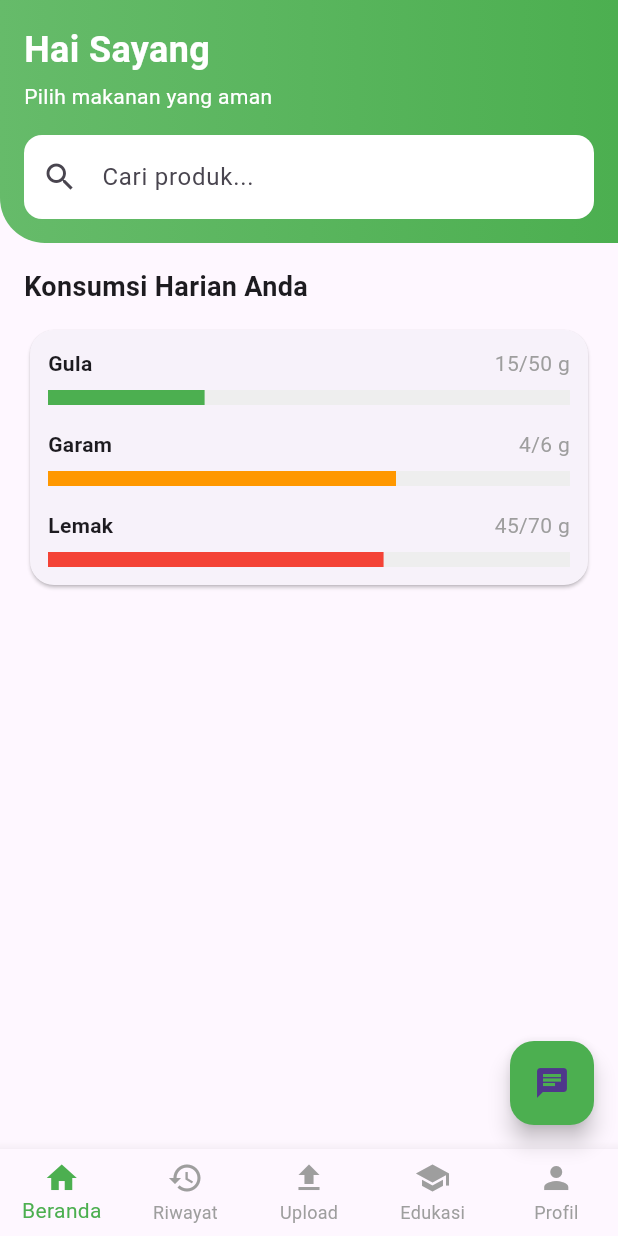
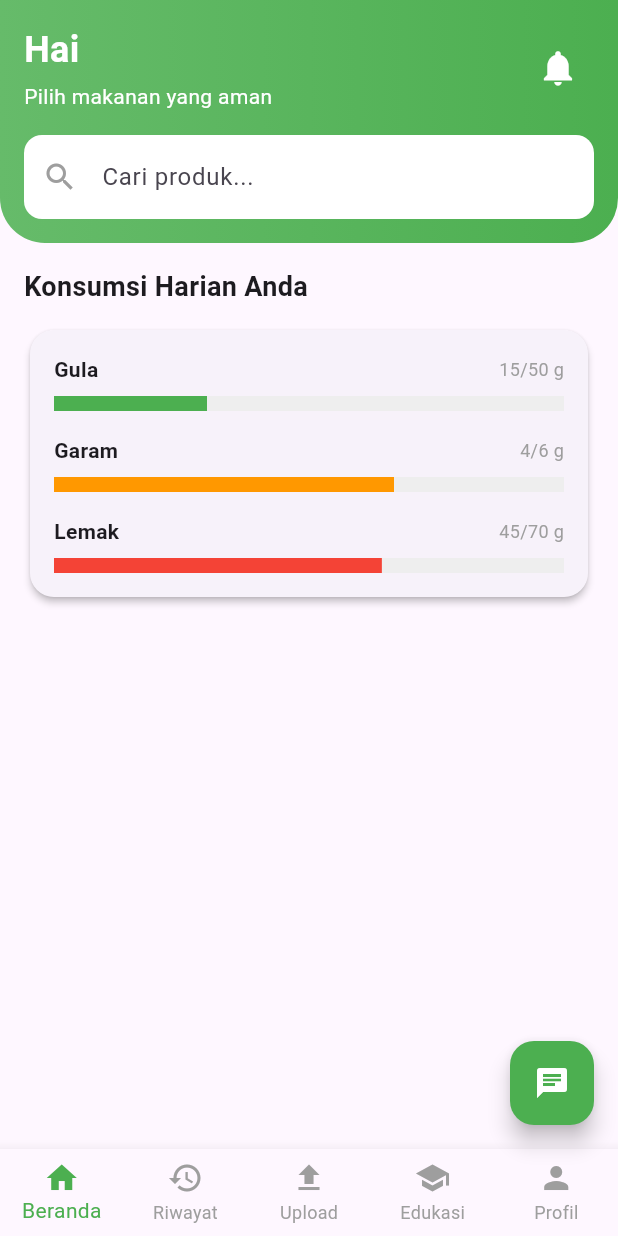
Before and after one commit to NanaIkhwan/DailyNutry, a Flutter app: the screen it shows after launch, on a phone screen of 412 x 824 dp. Run offline on Flutter 3.47's test engine with Material 3 defaults, Android fonts, the phone set to English and light mode, and no system bars.

Commit message:
Save progress before merging feature/upload

```diff
--- a/lib/main.dart
+++ b/lib/main.dart
@@ -12,7 +12,7 @@ class MyApp extends StatelessWidget {
   @override
   Widget build(BuildContext context) {
     return MaterialApp(
-      title: 'Daily Nutr App',
+      title: 'Daily Nutri App',
       debugShowCheckedModeBanner: false,
       theme: ThemeData(primarySwatch: Colors.green),
       home: const BerandaPage(),
--- a/lib/pages/beranda_page.dart
+++ b/lib/pages/beranda_page.dart
@@ -1,5 +1,8 @@
 import 'package:flutter/material.dart';
 import 'chatbotpage.dart';
+import 'riwayat_page.dart';
+import 'edukasi_page.dart';
+import 'profil_page.dart';
 
 class BerandaPage extends StatefulWidget {
   const BerandaPage({Key? key}) : super(key: key);
@@ -11,28 +14,40 @@ class BerandaPage extends StatefulWidget {
 class _BerandaPageState extends State<BerandaPage> {
   int _index = 0;
 
+  // Daftar halaman yang bisa diakses
+  final List<Widget> _pages = [
+    const BerandaUtama(), // halaman beranda utama
+    const RiwayatPage(),
+    Placeholder(color: Colors.blue), // nanti bisa diganti UploadPage
+    const EdukasiPage(),
+    const ProfilPage(),
+  ];
+
   @override
   Widget build(BuildContext context) {
     return Scaffold(
-      body: _buildHome(),
+      body: _pages[_index],
 
-      // Tombol Chatbot di pojok kanan bawah
+      // Tombol ChatBot di pojok kanan bawah
       floatingActionButton: FloatingActionButton(
         backgroundColor: Colors.green,
         onPressed: () {
           Navigator.push(
             context,
-            MaterialPageRoute(builder: (context) => ChatbotPage()),
+            MaterialPageRoute(builder: (context) => const ChatbotPage()),
           );
         },
-        child: Icon(Icons.chat),
+        child: const Icon(Icons.chat, color: Colors.white),
       ),
+      floatingActionButtonLocation: FloatingActionButtonLocation.endFloat,
 
+      // Tombol navigasi bawah
       bottomNavigationBar: BottomNavigationBar(
         currentIndex: _index,
         onTap: (i) {
-          // hanya tombol beranda yang aktif
-          if (i == 0) setState(() => _index = i);
+          setState(() {
+            _index = i;
+          });
         },
         selectedItemColor: Colors.green,
         unselectedItemColor: Colors.grey,
@@ -47,29 +62,41 @@ class _BerandaPageState extends State<BerandaPage> {
       ),
     );
   }
+}
 
-  Widget _buildHome() {
+class BerandaUtama extends StatelessWidget {
+  const BerandaUtama({Key? key}) : super(key: key);
+
+  @override
+  Widget build(BuildContext context) {
     return Column(
       children: [
-        // Header bagian atas
+        // Header atas
         Container(
-          decoration: BoxDecoration(
+          width: double.infinity,
+          padding: const EdgeInsets.all(16),
+          decoration: const BoxDecoration(
             gradient: LinearGradient(
-              colors: [Colors.green.shade400, Colors.green],
+              colors: [Color(0xFF66BB6A), Color(0xFF4CAF50)],
             ),
             borderRadius: BorderRadius.only(
               bottomLeft: Radius.circular(30),
-              bottomRight: Radius.circular(0),
+              bottomRight: Radius.circular(30),
             ),
           ),
           child: SafeArea(
-            child: Padding(
-              padding: EdgeInsets.all(16),
             child: Column(
               crossAxisAlignment: CrossAxisAlignment.start,
               children: [
+                // Baris: sapaan dan tombol lonceng
+                Row(
+                  mainAxisAlignment: MainAxisAlignment.spaceBetween,
+                  children: [
+                    const Column(
+                      crossAxisAlignment: CrossAxisAlignment.start,
+                      children: [
                         Text(
-                    "Hai Sayang",
+                          "Hai ",
                           style: TextStyle(
                             color: Colors.white,
                             fontSize: 24,
@@ -79,13 +106,29 @@ class _BerandaPageState extends State<BerandaPage> {
                         SizedBox(height: 4),
                         Text(
                           "Pilih makanan yang aman",
-                    style: TextStyle(color: Colors.white),
+                          style: TextStyle(color: Colors.white, fontSize: 14),
                         ),
-                  SizedBox(height: 16),
+                      ],
+                    ),
+                    IconButton(
+                      icon: const Icon(
+                        Icons.notifications,
+                        color: Colors.white,
+                        size: 28,
+                      ),
+                      onPressed: () {
+                        ScaffoldMessenger.of(context).showSnackBar(
+                          const SnackBar(content: Text("Belum ada notifikasi")),
+                        );
+                      },
+                    ),
+                  ],
+                ),
+                const SizedBox(height: 16),
                 TextField(
                   decoration: InputDecoration(
                     hintText: "Cari produk...",
-                      prefixIcon: Icon(Icons.search),
+                    prefixIcon: const Icon(Icons.search, color: Colors.grey),
                     filled: true,
                     fillColor: Colors.white,
                     border: OutlineInputBorder(
@@ -98,18 +141,17 @@ class _BerandaPageState extends State<BerandaPage> {
             ),
           ),
         ),
-        ),
 
-        // Bagian konsumsi harian
+        // Isi konten
         Expanded(
           child: ListView(
-            padding: EdgeInsets.all(16),
+            padding: const EdgeInsets.all(16),
             children: [
-              Text(
+              const Text(
                 "Konsumsi Harian Anda",
                 style: TextStyle(fontSize: 18, fontWeight: FontWeight.bold),
               ),
-              SizedBox(height: 12),
+              const SizedBox(height: 12),
               _buildCardKonsumsi(),
             ],
           ),
@@ -118,17 +160,19 @@ class _BerandaPageState extends State<BerandaPage> {
     );
   }
 
+  // Card konsumsi harian
   Widget _buildCardKonsumsi() {
     return Card(
+      elevation: 2,
       shape: RoundedRectangleBorder(borderRadius: BorderRadius.circular(16)),
       child: Padding(
-        padding: EdgeInsets.all(12),
+        padding: const EdgeInsets.all(16),
         child: Column(
           children: [
             _buildItem("Gula", 15, 50, Colors.green),
-            SizedBox(height: 16),
+            const SizedBox(height: 16),
             _buildItem("Garam", 4, 6, Colors.orange),
-            SizedBox(height: 16),
+            const SizedBox(height: 16),
             _buildItem("Lemak", 45, 70, Colors.red),
           ],
         ),
@@ -143,11 +187,14 @@ class _BerandaPageState extends State<BerandaPage> {
         Row(
           mainAxisAlignment: MainAxisAlignment.spaceBetween,
           children: [
-            Text(nama, style: TextStyle(fontWeight: FontWeight.w600)),
-            Text("$sekarang/$max g", style: TextStyle(color: Colors.grey)),
+            Text(nama, style: const TextStyle(fontWeight: FontWeight.w600)),
+            Text(
+              "$sekarang/$max g",
+              style: const TextStyle(color: Colors.grey, fontSize: 12),
+            ),
           ],
         ),
-        SizedBox(height: 8),
+        const SizedBox(height: 8),
         LinearProgressIndicator(
           value: persen,
           color: warna,
```
Also changed, not shown: lib/pages/edukasi_page.dart (added, +119 -0 lines), lib/pages/profil_page.dart (added, +126 -0 lines), lib/pages/riwayat_page.dart (added, +79 -0 lines). Lines whose indentation alone changed are shown as unchanged.
